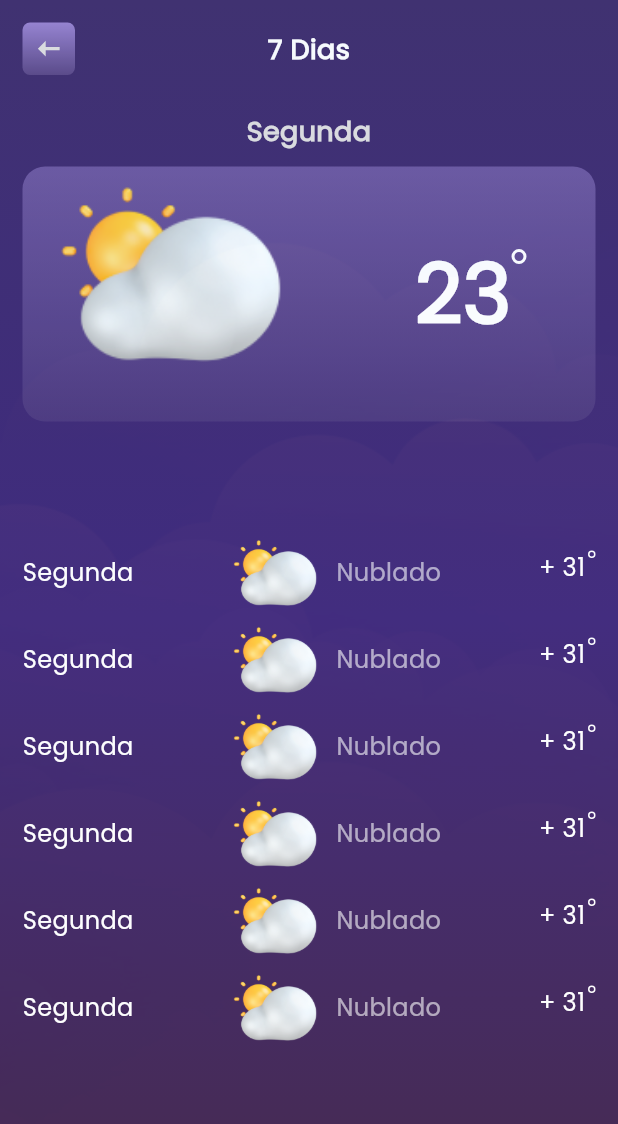
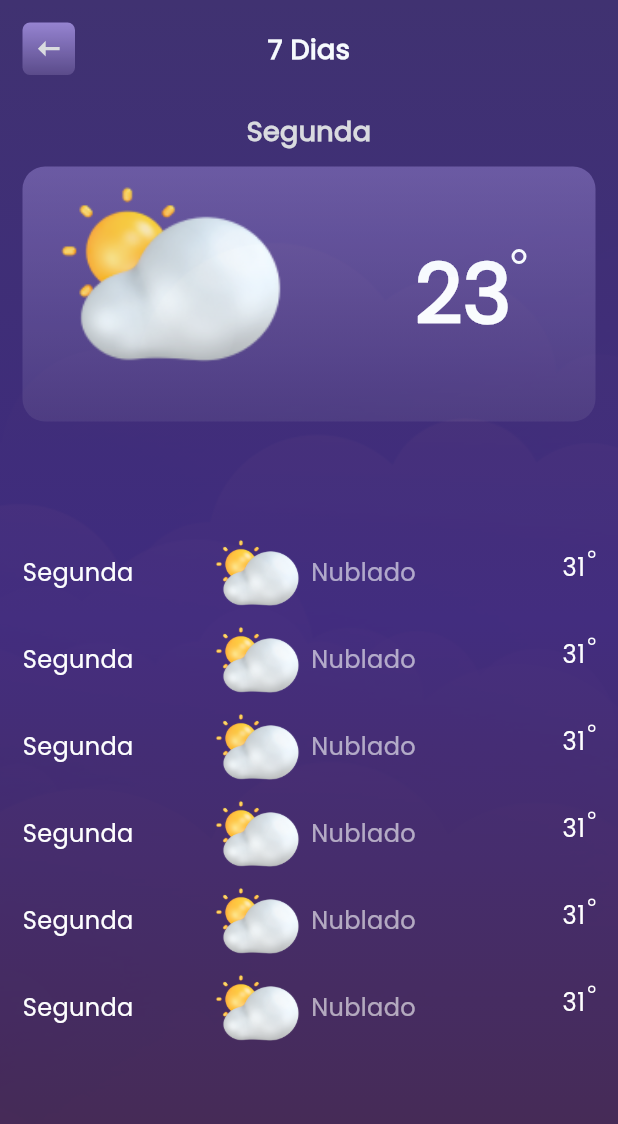
Before and after one commit to ranierelm/weather_today, a Flutter app: the WeatherWeekScreen screen opened directly, on a phone screen of 412 x 824 dp. Shown: the top 1124 px of the screen. Run offline on Flutter 3.47's test engine with Material 2 defaults, Android fonts, the phone set to English and light mode, and no system bars; our stand-ins replace flutter_svg; network calls fail.

Commit message:
created card that shows the weather by day of the week

```diff
--- a/lib/app/shared/components/temperature_days_week_card.dart
+++ b/lib/app/shared/components/temperature_days_week_card.dart
@@ -1,4 +1,5 @@
 import 'package:flutter/material.dart';
+import 'package:weather_today/app/shared/utils/formats.dart';
 
 class TemperatureDaysWeekCard extends StatelessWidget {
   final String dayWeek;
@@ -19,10 +20,12 @@ class TemperatureDaysWeekCard extends StatelessWidget {
     return Container(
       margin: const EdgeInsets.symmetric(horizontal: 15, vertical: 4),
       child: Row(
-        mainAxisAlignment: MainAxisAlignment.spaceBetween,
         children: [
-          Text(
-            dayWeek,
+          Expanded(
+            flex: 3,
+            child: Text(
+              FormatUtils.capitalize(dayWeek),
+              overflow: TextOverflow.ellipsis,
               style: const TextStyle(
                 color: Colors.white,
                 fontSize: 16,
@@ -30,10 +33,15 @@ class TemperatureDaysWeekCard extends StatelessWidget {
                 fontWeight: FontWeight.w500,
               ),
             ),
-          Row(
+          ),
+          Expanded(
+            flex: 5,
+            child: Row(
+              mainAxisAlignment: MainAxisAlignment.start,
               children: [
                 Container(
-                constraints: const BoxConstraints(maxHeight: 50, maxWidth: 60),
+                  constraints:
+                      const BoxConstraints(maxHeight: 50, maxWidth: 60),
                   decoration: BoxDecoration(
                     image: DecorationImage(
                       image: AssetImage(weatherUrl),
@@ -41,27 +49,32 @@ class TemperatureDaysWeekCard extends StatelessWidget {
                     ),
                   ),
                 ),
-              const SizedBox(
-                width: 10,
-              ),
-              Text(
+                const SizedBox(width: 5),
+                Flexible(
+                  child: Text(
                     weatherName,
+                    overflow: TextOverflow.ellipsis,
                     style: const TextStyle(
                       color: Colors.white60,
                       fontSize: 16,
                       fontFamily: 'Poppins',
                       fontWeight: FontWeight.w500,
                     ),
+                  ),
                 )
               ],
             ),
-          SizedBox(
+          ),
+          Expanded(
+            flex: 1,
+            child: SizedBox(
               height: 30,
               child: Row(
                 crossAxisAlignment: CrossAxisAlignment.start,
+                mainAxisAlignment: MainAxisAlignment.end,
                 children: <Widget>[
                   Text(
-                  '${double.parse(temperature) > 0 ? '+' : '-'} $temperature',
+                    temperature,
                     style: const TextStyle(
                       color: Colors.white,
                       fontSize: 16,
@@ -81,6 +94,7 @@ class TemperatureDaysWeekCard extends StatelessWidget {
                   ),
                 ],
               ),
+            ),
           )
         ],
       ),
```
Lines whose indentation alone changed are shown as unchanged.
